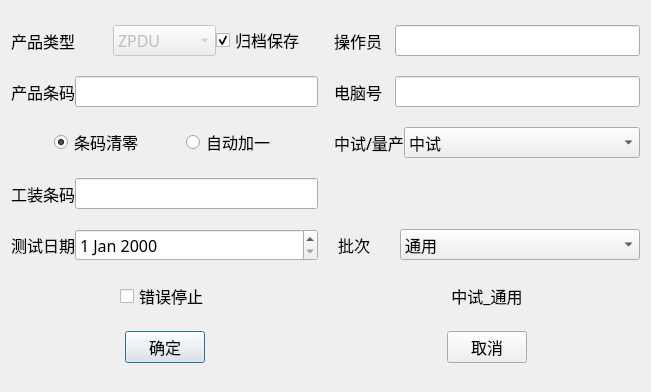
This is IDC_TestSystem/common/testcom/testserialnumdlg.ui in ChinaClever/IDC_TestSystem as Qt 5 draws it before an edit. The edited form follows.
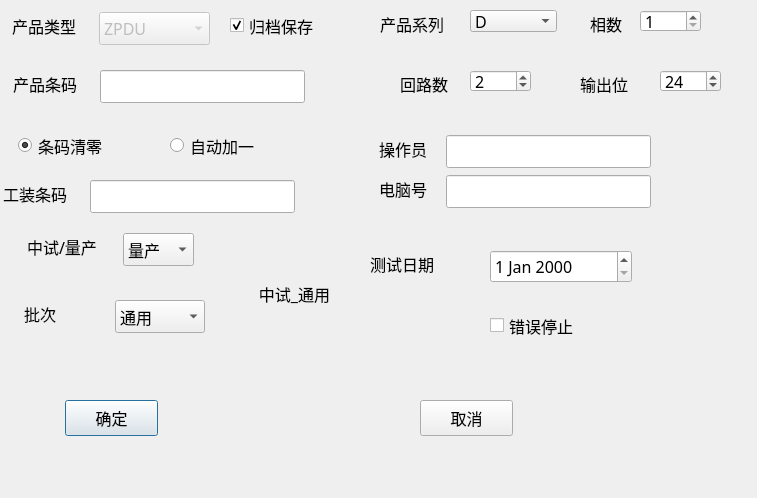
This is the edited form.

Diff of the .ui file:
```diff
--- a/IDC_TestSystem/common/testcom/testserialnumdlg.ui
+++ b/IDC_TestSystem/common/testcom/testserialnumdlg.ui
@@ -6,8 +6,8 @@
    <rect>
     <x>0</x>
     <y>0</y>
-    <width>651</width>
-    <height>392</height>
+    <width>757</width>
+    <height>498</height>
    </rect>
   </property>
   <property name="font">
@@ -19,24 +19,141 @@
   <property name="windowTitle">
    <string>Dialog</string>
   </property>
-  <layout class="QGridLayout" name="gridLayout">
-   <property name="horizontalSpacing">
-    <number>16</number>
+  <widget class="QLabel" name="label_9">
+   <property name="geometry">
+    <rect>
+     <x>380</x>
+     <y>10</y>
+     <width>80</width>
+     <height>27</height>
+    </rect>
    </property>
-   <item row="0" column="0">
-    <layout class="QHBoxLayout" name="horizontalLayout">
-     <item>
-      <widget class="QLabel" name="label">
        <property name="text">
-        <string>产品类型</string>
-       </property>
-      </widget>
+    <string>产品系列</string>
+   </property>
+  </widget>
+  <widget class="QComboBox" name="specBox">
+   <property name="geometry">
+    <rect>
+     <x>470</x>
+     <y>10</y>
+     <width>87</width>
+     <height>22</height>
+    </rect>
+   </property>
+   <property name="currentText">
+    <string>D</string>
+   </property>
+   <item>
+    <property name="text">
+     <string>D</string>
+    </property>
      </item>
      <item>
+    <property name="text">
+     <string>A</string>
+    </property>
+   </item>
+   <item>
+    <property name="text">
+     <string>B</string>
+    </property>
+   </item>
+   <item>
+    <property name="text">
+     <string>C</string>
+    </property>
+   </item>
+  </widget>
+  <widget class="QLabel" name="label_10">
+   <property name="geometry">
+    <rect>
+     <x>590</x>
+     <y>10</y>
+     <width>80</width>
+     <height>27</height>
+    </rect>
+   </property>
+   <property name="text">
+    <string>相数</string>
+   </property>
+  </widget>
+  <widget class="QLabel" name="label_11">
+   <property name="geometry">
+    <rect>
+     <x>400</x>
+     <y>70</y>
+     <width>80</width>
+     <height>27</height>
+    </rect>
+   </property>
+   <property name="text">
+    <string>回路数</string>
+   </property>
+  </widget>
+  <widget class="QLabel" name="label_12">
+   <property name="geometry">
+    <rect>
+     <x>580</x>
+     <y>70</y>
+     <width>80</width>
+     <height>27</height>
+    </rect>
+   </property>
+   <property name="text">
+    <string>输出位</string>
+   </property>
+  </widget>
+  <widget class="QSpinBox" name="outputBox">
+   <property name="geometry">
+    <rect>
+     <x>660</x>
+     <y>70</y>
+     <width>61</width>
+     <height>22</height>
+    </rect>
+   </property>
+   <property name="minimum">
+    <number>1</number>
+   </property>
+   <property name="maximum">
+    <number>42</number>
+   </property>
+   <property name="value">
+    <number>24</number>
+   </property>
+  </widget>
+  <widget class="QSpinBox" name="loopBox">
+   <property name="geometry">
+    <rect>
+     <x>470</x>
+     <y>70</y>
+     <width>61</width>
+     <height>22</height>
+    </rect>
+   </property>
+   <property name="minimum">
+    <number>1</number>
+   </property>
+   <property name="maximum">
+    <number>6</number>
+   </property>
+   <property name="value">
+    <number>2</number>
+   </property>
+  </widget>
       <widget class="QComboBox" name="typeComboBox">
        <property name="enabled">
         <bool>false</bool>
        </property>
+   <property name="geometry">
+    <rect>
+     <x>99</x>
+     <y>12</y>
+     <width>111</width>
+     <height>33</height>
+    </rect>
+   </property>
        <property name="currentText">
         <string>ZPDU</string>
        </property>
@@ -66,9 +183,15 @@
         </property>
        </item>
       </widget>
-     </item>
-     <item>
       <widget class="QCheckBox" name="saveCheckBox">
+   <property name="geometry">
+    <rect>
+     <x>230</x>
+     <y>10</y>
+     <width>107</width>
+     <height>31</height>
+    </rect>
+   </property>
        <property name="text">
         <string>归档保存</string>
        </property>
@@ -76,20 +199,57 @@
         <bool>true</bool>
        </property>
       </widget>
-     </item>
-    </layout>
-   </item>
-   <item row="0" column="1">
-    <layout class="QHBoxLayout" name="horizontalLayout_2" stretch="1,4">
-     <item>
+  <widget class="QLabel" name="label">
+   <property name="geometry">
+    <rect>
+     <x>12</x>
+     <y>12</y>
+     <width>80</width>
+     <height>27</height>
+    </rect>
+   </property>
+   <property name="text">
+    <string>产品类型</string>
+   </property>
+  </widget>
+  <widget class="QLineEdit" name="opLineEdit">
+   <property name="geometry">
+    <rect>
+     <x>446</x>
+     <y>135</y>
+     <width>205</width>
+     <height>33</height>
+    </rect>
+   </property>
+   <property name="sizePolicy">
+    <sizepolicy hsizetype="Minimum" vsizetype="Fixed">
+     <horstretch>0</horstretch>
+     <verstretch>0</verstretch>
+    </sizepolicy>
+   </property>
+  </widget>
       <widget class="QLabel" name="label_3">
+   <property name="geometry">
+    <rect>
+     <x>379</x>
+     <y>135</y>
+     <width>60</width>
+     <height>27</height>
+    </rect>
+   </property>
        <property name="text">
         <string>操作员</string>
        </property>
       </widget>
-     </item>
-     <item>
-      <widget class="QLineEdit" name="opLineEdit">
+  <widget class="QLineEdit" name="snLineEdit">
+   <property name="geometry">
+    <rect>
+     <x>100</x>
+     <y>70</y>
+     <width>205</width>
+     <height>33</height>
+    </rect>
+   </property>
        <property name="sizePolicy">
         <sizepolicy hsizetype="Minimum" vsizetype="Fixed">
          <horstretch>0</horstretch>
@@ -97,41 +257,41 @@
         </sizepolicy>
        </property>
       </widget>
-     </item>
-    </layout>
-   </item>
-   <item row="1" column="0">
-    <layout class="QHBoxLayout" name="horizontalLayout_6" stretch="1,4">
-     <item>
       <widget class="QLabel" name="label_2">
+   <property name="geometry">
+    <rect>
+     <x>13</x>
+     <y>70</y>
+     <width>80</width>
+     <height>27</height>
+    </rect>
+   </property>
        <property name="text">
         <string>产品条码</string>
        </property>
       </widget>
-     </item>
-     <item>
-      <widget class="QLineEdit" name="snLineEdit">
-       <property name="sizePolicy">
-        <sizepolicy hsizetype="Minimum" vsizetype="Fixed">
-         <horstretch>0</horstretch>
-         <verstretch>0</verstretch>
-        </sizepolicy>
-       </property>
-      </widget>
-     </item>
-    </layout>
-   </item>
-   <item row="1" column="1">
-    <layout class="QHBoxLayout" name="horizontalLayout_3" stretch="1,4">
-     <item>
       <widget class="QLabel" name="label_7">
+   <property name="geometry">
+    <rect>
+     <x>379</x>
+     <y>175</y>
+     <width>60</width>
+     <height>27</height>
+    </rect>
+   </property>
        <property name="text">
         <string>电脑号</string>
        </property>
       </widget>
-     </item>
-     <item>
       <widget class="QLineEdit" name="cnLineEdit">
+   <property name="geometry">
+    <rect>
+     <x>446</x>
+     <y>175</y>
+     <width>205</width>
+     <height>33</height>
+    </rect>
+   </property>
        <property name="sizePolicy">
         <sizepolicy hsizetype="Minimum" vsizetype="Fixed">
          <horstretch>0</horstretch>
@@ -139,26 +299,15 @@
         </sizepolicy>
        </property>
       </widget>
-     </item>
-    </layout>
-   </item>
-   <item row="2" column="0">
-    <layout class="QHBoxLayout" name="horizontalLayout_7">
-     <item>
-      <spacer name="horizontalSpacer">
-       <property name="orientation">
-        <enum>Qt::Horizontal</enum>
-       </property>
-       <property name="sizeHint" stdset="0">
-        <size>
-         <width>40</width>
-         <height>20</height>
-        </size>
-       </property>
-      </spacer>
-     </item>
-     <item>
       <widget class="QRadioButton" name="clearRadioButton">
+   <property name="geometry">
+    <rect>
+     <x>18</x>
+     <y>130</y>
+     <width>107</width>
+     <height>31</height>
+    </rect>
+   </property>
        <property name="text">
         <string>条码清零</string>
        </property>
@@ -166,58 +315,41 @@
         <bool>true</bool>
        </property>
       </widget>
-     </item>
-     <item>
-      <spacer name="horizontalSpacer_2">
-       <property name="orientation">
-        <enum>Qt::Horizontal</enum>
-       </property>
-       <property name="sizeHint" stdset="0">
-        <size>
-         <width>40</width>
-         <height>20</height>
-        </size>
-       </property>
-      </spacer>
-     </item>
-     <item>
       <widget class="QRadioButton" name="addRadioButton">
+   <property name="geometry">
+    <rect>
+     <x>170</x>
+     <y>130</y>
+     <width>107</width>
+     <height>31</height>
+    </rect>
+   </property>
        <property name="text">
         <string>自动加一</string>
        </property>
       </widget>
-     </item>
-     <item>
-      <spacer name="horizontalSpacer_3">
-       <property name="orientation">
-        <enum>Qt::Horizontal</enum>
-       </property>
-       <property name="sizeHint" stdset="0">
-        <size>
-         <width>40</width>
-         <height>20</height>
-        </size>
-       </property>
-      </spacer>
-     </item>
-    </layout>
-   </item>
-   <item row="2" column="1">
-    <layout class="QHBoxLayout" name="horizontalLayout_4" stretch="1,8">
-     <item>
       <widget class="QLabel" name="label_5">
+   <property name="geometry">
+    <rect>
+     <x>27</x>
+     <y>233</y>
+     <width>89</width>
+     <height>27</height>
+    </rect>
+   </property>
        <property name="text">
         <string>中试/量产</string>
        </property>
       </widget>
-     </item>
-     <item>
       <widget class="QComboBox" name="purposeComboBox">
-       <item>
-        <property name="text">
-         <string>中试</string>
-        </property>
-       </item>
+   <property name="geometry">
+    <rect>
+     <x>123</x>
+     <y>233</y>
+     <width>71</width>
+     <height>33</height>
+    </rect>
+   </property>
        <item>
         <property name="text">
          <string>量产</string>
@@ -229,20 +361,28 @@
         </property>
        </item>
       </widget>
-     </item>
-    </layout>
-   </item>
-   <item row="3" column="0">
-    <layout class="QHBoxLayout" name="horizontalLayout_8" stretch="1,4">
-     <item>
       <widget class="QLabel" name="label_4">
+   <property name="geometry">
+    <rect>
+     <x>3</x>
+     <y>180</y>
+     <width>80</width>
+     <height>27</height>
+    </rect>
+   </property>
        <property name="text">
         <string>工装条码</string>
        </property>
       </widget>
-     </item>
-     <item>
       <widget class="QLineEdit" name="barCodeLineEdit">
+   <property name="geometry">
+    <rect>
+     <x>90</x>
+     <y>180</y>
+     <width>205</width>
+     <height>33</height>
+    </rect>
+   </property>
        <property name="sizePolicy">
         <sizepolicy hsizetype="Minimum" vsizetype="Fixed">
          <horstretch>0</horstretch>
@@ -250,34 +390,51 @@
         </sizepolicy>
        </property>
       </widget>
-     </item>
-    </layout>
-   </item>
-   <item row="4" column="0">
-    <layout class="QHBoxLayout" name="horizontalLayout_9" stretch="1,4">
-     <item>
+  <widget class="QDateEdit" name="dateEdit">
+   <property name="geometry">
+    <rect>
+     <x>490</x>
+     <y>250</y>
+     <width>142</width>
+     <height>33</height>
+    </rect>
+   </property>
+  </widget>
       <widget class="QLabel" name="label_8">
+   <property name="geometry">
+    <rect>
+     <x>370</x>
+     <y>250</y>
+     <width>80</width>
+     <height>27</height>
+    </rect>
+   </property>
        <property name="text">
         <string>测试日期</string>
        </property>
       </widget>
-     </item>
-     <item>
-      <widget class="QDateEdit" name="dateEdit"/>
-     </item>
-    </layout>
-   </item>
-   <item row="4" column="1">
-    <layout class="QHBoxLayout" name="horizontalLayout_5" stretch="1,4">
-     <item>
       <widget class="QLabel" name="label_6">
+   <property name="geometry">
+    <rect>
+     <x>20</x>
+     <y>300</y>
+     <width>88</width>
+     <height>27</height>
+    </rect>
+   </property>
        <property name="text">
         <string> 批次       </string>
        </property>
       </widget>
-     </item>
-     <item>
       <widget class="QComboBox" name="batchComboBox">
+   <property name="geometry">
+    <rect>
+     <x>115</x>
+     <y>300</y>
+     <width>90</width>
+     <height>33</height>
+    </rect>
+   </property>
        <item>
         <property name="text">
          <string>通用</string>
@@ -314,29 +471,18 @@
         </property>
        </item>
       </widget>
-     </item>
-    </layout>
-   </item>
-   <item row="5" column="0">
-    <layout class="QHBoxLayout" name="horizontalLayout_10">
-     <item>
-      <spacer name="horizontalSpacer_4">
-       <property name="orientation">
-        <enum>Qt::Horizontal</enum>
-       </property>
-       <property name="sizeHint" stdset="0">
-        <size>
-         <width>40</width>
-         <height>20</height>
-        </size>
-       </property>
-      </spacer>
-     </item>
-     <item>
       <widget class="QCheckBox" name="errStopCheckBox">
        <property name="enabled">
         <bool>true</bool>
        </property>
+   <property name="geometry">
+    <rect>
+     <x>490</x>
+     <y>310</y>
+     <width>107</width>
+     <height>31</height>
+    </rect>
+   </property>
        <property name="text">
         <string>错误停止</string>
        </property>
@@ -344,39 +490,15 @@
         <bool>false</bool>
        </property>
       </widget>
-     </item>
-     <item>
-      <spacer name="horizontalSpacer_5">
-       <property name="orientation">
-        <enum>Qt::Horizontal</enum>
-       </property>
-       <property name="sizeHint" stdset="0">
-        <size>
-         <width>40</width>
-         <height>20</height>
-        </size>
-       </property>
-      </spacer>
-     </item>
-    </layout>
-   </item>
-   <item row="5" column="1">
-    <layout class="QHBoxLayout" name="horizontalLayout_11">
-     <item>
-      <spacer name="horizontalSpacer_8">
-       <property name="orientation">
-        <enum>Qt::Horizontal</enum>
-       </property>
-       <property name="sizeHint" stdset="0">
-        <size>
-         <width>40</width>
-         <height>20</height>
-        </size>
-       </property>
-      </spacer>
-     </item>
-     <item>
       <widget class="QLabel" name="statusLab">
+   <property name="geometry">
+    <rect>
+     <x>250</x>
+     <y>280</y>
+     <width>89</width>
+     <height>27</height>
+    </rect>
+   </property>
        <property name="text">
         <string>中试_通用</string>
        </property>
@@ -384,97 +506,51 @@
         <set>Qt::AlignCenter</set>
        </property>
       </widget>
-     </item>
-     <item>
-      <spacer name="horizontalSpacer_9">
-       <property name="orientation">
-        <enum>Qt::Horizontal</enum>
-       </property>
-       <property name="sizeHint" stdset="0">
-        <size>
-         <width>40</width>
-         <height>20</height>
-        </size>
-       </property>
-      </spacer>
-     </item>
-    </layout>
-   </item>
-   <item row="6" column="0">
-    <layout class="QHBoxLayout" name="horizontalLayout_12">
-     <item>
-      <spacer name="horizontalSpacer_6">
-       <property name="orientation">
-        <enum>Qt::Horizontal</enum>
-       </property>
-       <property name="sizeHint" stdset="0">
-        <size>
-         <width>40</width>
-         <height>20</height>
-        </size>
-       </property>
-      </spacer>
-     </item>
-     <item>
       <widget class="QPushButton" name="okBtn">
+   <property name="geometry">
+    <rect>
+     <x>65</x>
+     <y>400</y>
+     <width>93</width>
+     <height>36</height>
+    </rect>
+   </property>
        <property name="text">
         <string>确定</string>
        </property>
       </widget>
-     </item>
-     <item>
-      <spacer name="horizontalSpacer_7">
-       <property name="orientation">
-        <enum>Qt::Horizontal</enum>
-       </property>
-       <property name="sizeHint" stdset="0">
-        <size>
-         <width>40</width>
-         <height>20</height>
-        </size>
-       </property>
-      </spacer>
-     </item>
-    </layout>
-   </item>
-   <item row="6" column="1">
-    <layout class="QHBoxLayout" name="horizontalLayout_13">
-     <item>
-      <spacer name="horizontalSpacer_10">
-       <property name="orientation">
-        <enum>Qt::Horizontal</enum>
-       </property>
-       <property name="sizeHint" stdset="0">
-        <size>
-         <width>40</width>
-         <height>20</height>
-        </size>
-       </property>
-      </spacer>
-     </item>
-     <item>
       <widget class="QPushButton" name="cancelBtn">
+   <property name="geometry">
+    <rect>
+     <x>420</x>
+     <y>400</y>
+     <width>93</width>
+     <height>36</height>
+    </rect>
+   </property>
        <property name="text">
         <string>取消</string>
        </property>
       </widget>
-     </item>
-     <item>
-      <spacer name="horizontalSpacer_11">
-       <property name="orientation">
-        <enum>Qt::Horizontal</enum>
-       </property>
-       <property name="sizeHint" stdset="0">
-        <size>
-         <width>40</width>
-         <height>20</height>
-        </size>
-       </property>
-      </spacer>
-     </item>
-    </layout>
-   </item>
-  </layout>
+  <widget class="QSpinBox" name="lineBox">
+   <property name="geometry">
+    <rect>
+     <x>640</x>
+     <y>10</y>
+     <width>61</width>
+     <height>22</height>
+    </rect>
+   </property>
+   <property name="minimum">
+    <number>1</number>
+   </property>
+   <property name="maximum">
+    <number>3</number>
+   </property>
+   <property name="value">
+    <number>1</number>
+   </property>
+  </widget>
  </widget>
  <resources/>
  <connections/>
```
Left out of the diff: 5 changed lines with no effect on the pictures. Lines whose indentation alone changed are shown as unchanged.
